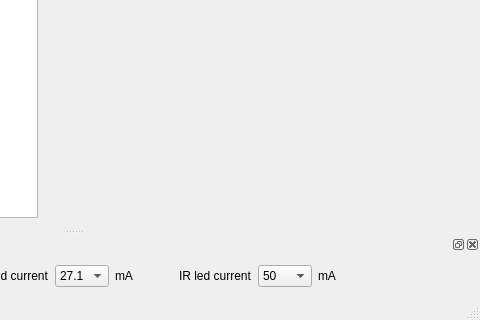
The window that telemed_desktop/telemed_desktop/MainWin.ui (slavek1250/telemed) describes before a commit, drawn with Qt 5; both pictures show x 333 to 813 and y 424 to 744 of the 813 by 744 pixel window.
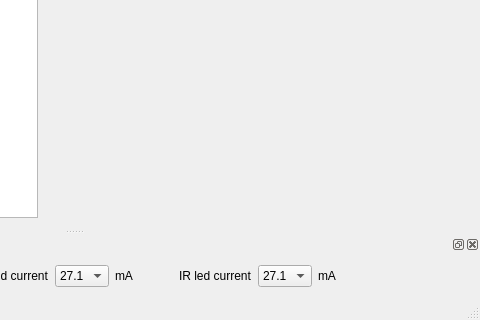
The same window after the commit. Icons and pictures are not drawn.

```diff
--- a/telemed_desktop/telemed_desktop/MainWin.ui
+++ b/telemed_desktop/telemed_desktop/MainWin.ui
@@ -571,7 +571,7 @@
         </sizepolicy>
        </property>
        <property name="currentIndex">
-        <number>15</number>
+        <number>8</number>
        </property>
        <property name="maxVisibleItems">
         <number>15</number>
```
